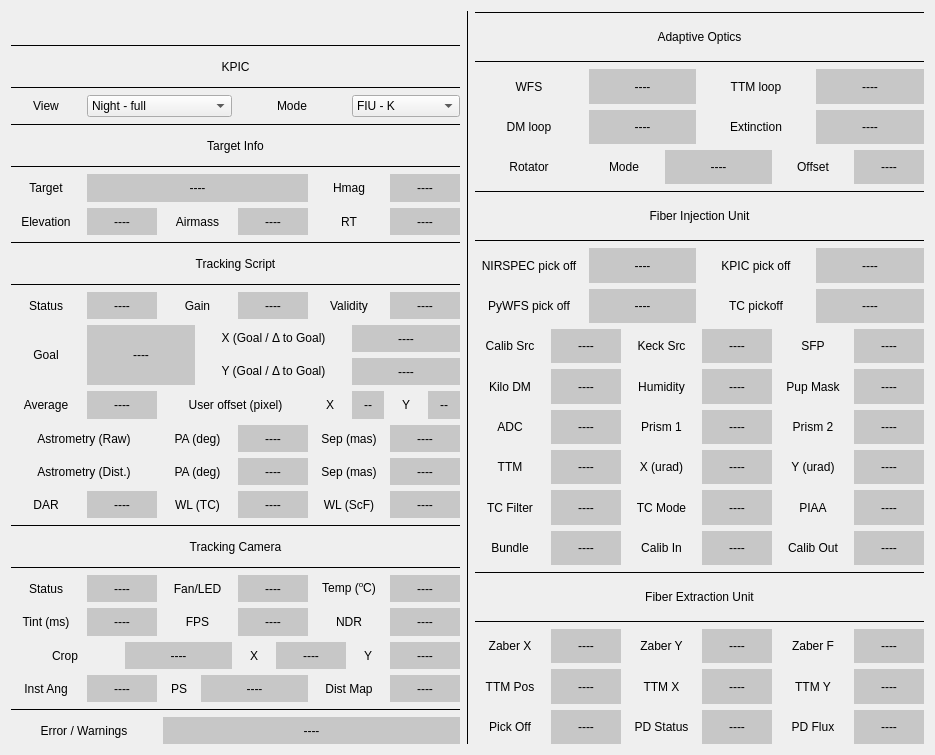
Before: the Qt Designer form GUIs/resources/status_bar_night_expanded.ui in TobiasSchof/KPIC, drawn with Qt 5.
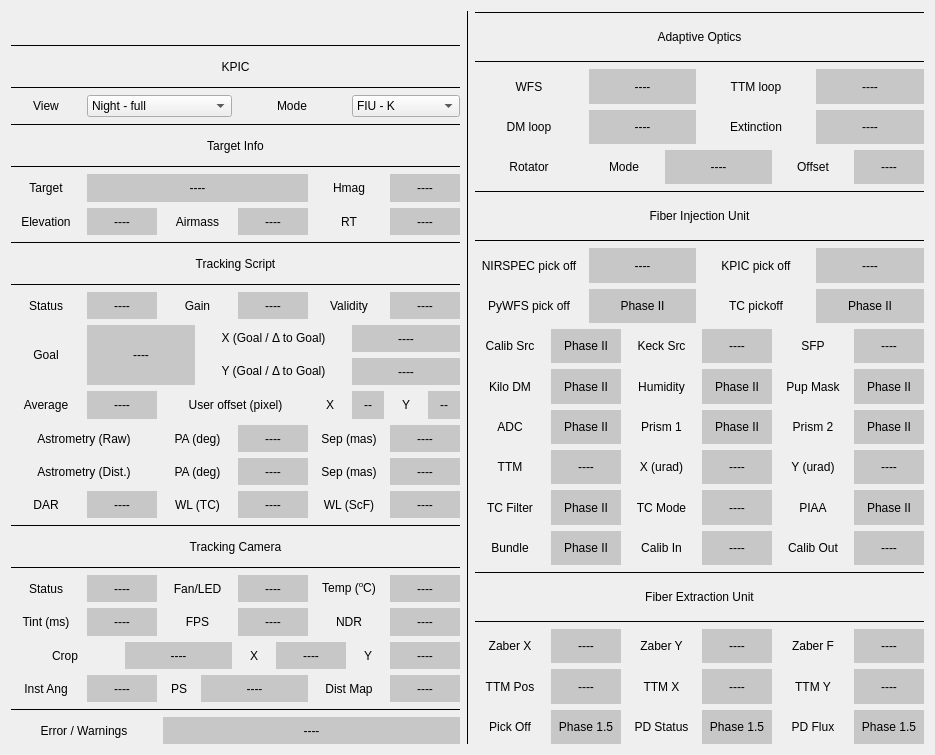
After: the same form once the commit is applied. Icons and pictures are not drawn. Custom widgets are drawn as their Qt base class.

Patch:
```diff
--- a/GUIs/resources/status_bar_night_expanded.ui
+++ b/GUIs/resources/status_bar_night_expanded.ui
@@ -1291,7 +1291,7 @@
         <string notr="true">background-color: #c7c7c7</string>
        </property>
        <property name="text">
-        <string>----</string>
+        <string>Phase II</string>
        </property>
        <property name="alignment">
         <set>Qt::AlignCenter</set>
@@ -1324,7 +1324,7 @@
         <string notr="true">background-color: #c7c7c7</string>
        </property>
        <property name="text">
-        <string>----</string>
+        <string>Phase II</string>
        </property>
        <property name="alignment">
         <set>Qt::AlignCenter</set>
@@ -1337,7 +1337,7 @@
         <string notr="true">background-color: #c7c7c7</string>
        </property>
        <property name="text">
-        <string>----</string>
+        <string>Phase II</string>
        </property>
        <property name="alignment">
         <set>Qt::AlignCenter</set>
@@ -1350,7 +1350,7 @@
         <string notr="true">background-color: #c7c7c7</string>
        </property>
        <property name="text">
-        <string>----</string>
+        <string>Phase II</string>
        </property>
        <property name="alignment">
         <set>Qt::AlignCenter</set>
@@ -1363,7 +1363,7 @@
         <string notr="true">background-color: #c7c7c7</string>
        </property>
        <property name="text">
-        <string>----</string>
+        <string>Phase II</string>
        </property>
        <property name="alignment">
         <set>Qt::AlignCenter</set>
@@ -1376,7 +1376,7 @@
         <string notr="true">background-color: #c7c7c7</string>
        </property>
        <property name="text">
-        <string>----</string>
+        <string>Phase II</string>
        </property>
        <property name="alignment">
         <set>Qt::AlignCenter</set>
@@ -1471,7 +1471,7 @@
         <string notr="true">background-color: #c7c7c7</string>
        </property>
        <property name="text">
-        <string>----</string>
+        <string>Phase 1.5</string>
        </property>
        <property name="alignment">
         <set>Qt::AlignCenter</set>
@@ -1484,7 +1484,7 @@
         <string notr="true">background-color: #c7c7c7</string>
        </property>
        <property name="text">
-        <string>----</string>
+        <string>Phase 1.5</string>
        </property>
        <property name="alignment">
         <set>Qt::AlignCenter</set>
@@ -1517,7 +1517,7 @@
         <string notr="true">background-color: #c7c7c7</string>
        </property>
        <property name="text">
-        <string>----</string>
+        <string>Phase 1.5</string>
        </property>
        <property name="alignment">
         <set>Qt::AlignCenter</set>
@@ -1629,7 +1629,7 @@
         <string notr="true">background-color: #c7c7c7</string>
        </property>
        <property name="text">
-        <string>----</string>
+        <string>Phase II</string>
        </property>
        <property name="alignment">
         <set>Qt::AlignCenter</set>
@@ -1694,7 +1694,7 @@
         <string notr="true">background-color: #c7c7c7</string>
        </property>
        <property name="text">
-        <string>----</string>
+        <string>Phase II</string>
        </property>
        <property name="alignment">
         <set>Qt::AlignCenter</set>
@@ -1733,7 +1733,7 @@
         <string notr="true">background-color: #c7c7c7</string>
        </property>
        <property name="text">
-        <string>----</string>
+        <string>Phase II</string>
        </property>
        <property name="alignment">
         <set>Qt::AlignCenter</set>
@@ -1779,7 +1779,7 @@
         <string notr="true">background-color: #c7c7c7</string>
        </property>
        <property name="text">
-        <string>----</string>
+        <string>Phase II</string>
        </property>
        <property name="alignment">
         <set>Qt::AlignCenter</set>
@@ -1825,7 +1825,7 @@
         <string notr="true">background-color: #c7c7c7</string>
        </property>
        <property name="text">
-        <string>----</string>
+        <string>Phase II</string>
        </property>
        <property name="alignment">
         <set>Qt::AlignCenter</set>
@@ -1848,7 +1848,7 @@
         <string notr="true">background-color: #c7c7c7</string>
        </property>
        <property name="text">
-        <string>----</string>
+        <string>Phase II</string>
        </property>
        <property name="alignment">
         <set>Qt::AlignCenter</set>
@@ -2514,6 +2514,56 @@
    <extends>QLabel</extends>
    <header>night_view_widgets.h</header>
   </customwidget>
+  <customwidget>
+   <class>Track_valid</class>
+   <extends>QLabel</extends>
+   <header>night_view_widgets.h</header>
+  </customwidget>
+  <customwidget>
+   <class>Track_cam_temp</class>
+   <extends>QLabel</extends>
+   <header>night_view_widgets.h</header>
+  </customwidget>
+  <customwidget>
+   <class>Track_cam_tint</class>
+   <extends>QLabel</extends>
+   <header>night_view_widgets.h</header>
+  </customwidget>
+  <customwidget>
+   <class>Track_cam_fps</class>
+   <extends>QLabel</extends>
+   <header>night_view_widgets.h</header>
+  </customwidget>
+  <customwidget>
+   <class>Track_cam_ndr</class>
+   <extends>QLabel</extends>
+   <header>night_view_widgets.h</header>
+  </customwidget>
+  <customwidget>
+   <class>Track_cam_crop</class>
+   <extends>QLabel</extends>
+   <header>night_view_widgets.h</header>
+  </customwidget>
+  <customwidget>
+   <class>Track_cam_crop_x</class>
+   <extends>QLabel</extends>
+   <header>night_view_widgets.h</header>
+  </customwidget>
+  <customwidget>
+   <class>Track_cam_crop_y</class>
+   <extends>QLabel</extends>
+   <header>night_view_widgets.h</header>
+  </customwidget>
+  <customwidget>
+   <class>Calib_in</class>
+   <extends>QLabel</extends>
+   <header>night_view_widgets.h</header>
+  </customwidget>
+  <customwidget>
+   <class>Calib_out</class>
+   <extends>QLabel</extends>
+   <header>night_view_widgets.h</header>
+  </customwidget>
  </customwidgets>
  <resources>
   <include location="KPIC_logo.qrc"/>
```
Left out of the diff: 20 changed lines with no effect on the pictures.
